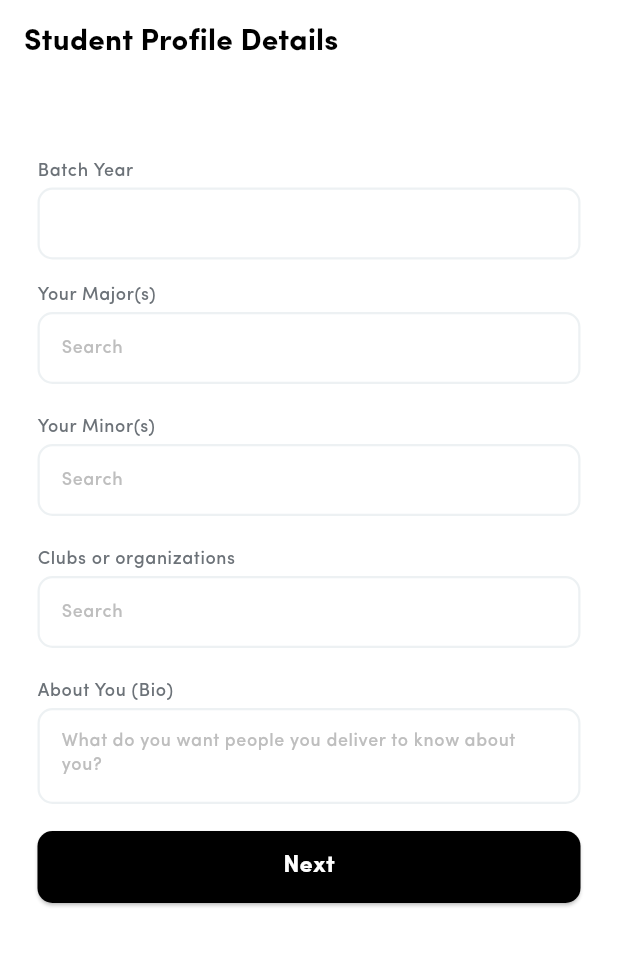
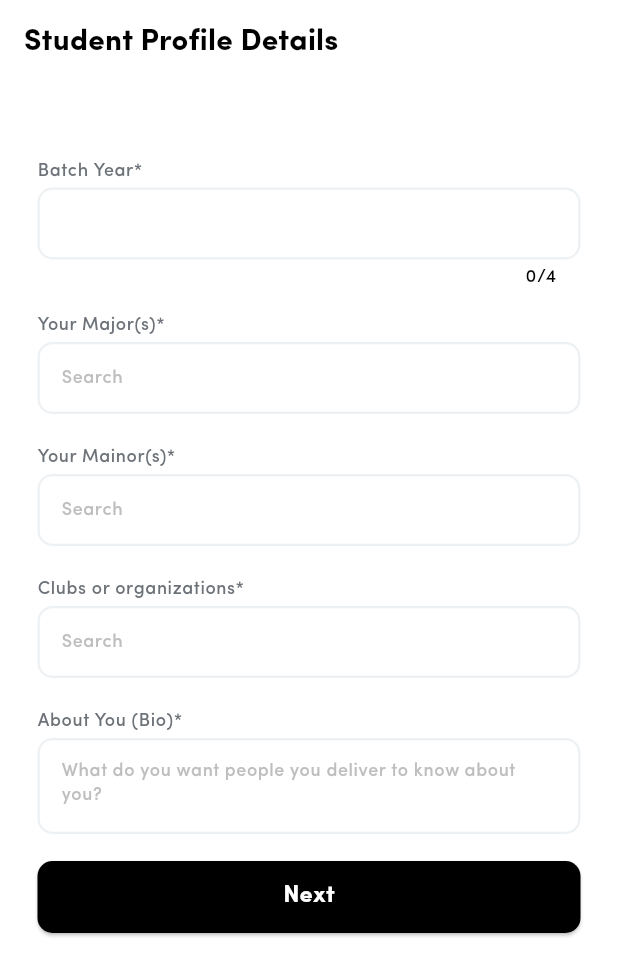
Before and after one commit to ezvent-app/campus-cravings, a Flutter app: the StudentProfileDetailsPage screen opened by its route, on a phone screen of 412 x 824 dp. Shown: the top 976 px of the screen. Run offline on Flutter 3.47's test engine with Material 3 defaults, Android fonts, the phone set to English and light mode, and no system bars; our stand-ins replace auto_route, cached_network_image, camera, file_picker, fl_chart, flutter_image_compress and 17 more; missing offline and left inert: custom_marker_builder, flutter_polyline_points, flutter_stripe, otp_pin_field; accounts and stored records are empty; generated files the repository leaves out were written again; network calls fail; project files that could hold a hidden picture were left out.

Commit message:
Update input field labels for clarity and validation in profile forms

```diff
--- a/lib/src/ui/pages/delivery_man_profile/profile_form_page.dart
+++ b/lib/src/ui/pages/delivery_man_profile/profile_form_page.dart
@@ -222,7 +222,7 @@ class _ProfileFormPageState extends ConsumerState<ProfileFormPage> {
                           textInputAction: TextInputAction.next,
                           label:
                               widget.newUser
-                                  ? locale.enterFirstName
+                                  ? 'Enter First Name*'
                                   : locale.firstName,
                           initialValue: signUpState['firstName'],
                           onChanged: (value) {
@@ -237,7 +237,7 @@ class _ProfileFormPageState extends ConsumerState<ProfileFormPage> {
                           textInputAction: TextInputAction.next,
                           label:
                               widget.newUser
-                                  ? locale.enterLastName
+                                  ? "Enter Last Name*"
                                   : locale.lastName,
                           initialValue: signUpState['lastName'],
                           onChanged: (value) {
@@ -253,7 +253,7 @@ class _ProfileFormPageState extends ConsumerState<ProfileFormPage> {
                           textInputType: TextInputType.number,
                           label:
                               widget.newUser
-                                  ? locale.enterPhoneNumber
+                                  ? "Enter Phone Number*"
                                   : locale.phoneNumber,
                           initialValue: signUpState['phoneNumber'],
                           onChanged: (value) {
--- a/lib/src/ui/pages/main/tabs/profile/pages/profile_form/student_profile_details_page.dart
+++ b/lib/src/ui/pages/main/tabs/profile/pages/profile_form/student_profile_details_page.dart
@@ -102,7 +102,12 @@ class _StudentProfileDetailsPageState
             CustomTextField(
               textInputAction: TextInputAction.next,
               textInputType: TextInputType.number,
-              label: locale.batchYear,
+              maxLength: 4,
+              inputFormatters: [
+                FilteringTextInputFormatter.digitsOnly,
+                LengthLimitingTextInputFormatter(4),
+              ],
+              label: "Batch Year*",
               onChanged: (value) {
                 if (value.isNotEmpty) {
                   ref.read(studentProfileProvider.notifier).state["batchYear"] =
@@ -115,7 +120,7 @@ class _StudentProfileDetailsPageState
               controller: _majorController,
               focusNode: _majorFocusNode,
               hintText: locale.search,
-              label: locale.yourMajors,
+              label: "Your Major(s)*",
             ),
             height(5),
             ChipWrapWidget(
@@ -130,7 +135,7 @@ class _StudentProfileDetailsPageState
               controller: _minorController,
               focusNode: _minorFocusNode,
               hintText: locale.search,
-              label: locale.yourMinors,
+              label: "Your Mainor(s)*",
             ),
             height(5),
             ChipWrapWidget(
@@ -145,7 +150,7 @@ class _StudentProfileDetailsPageState
               controller: _clubController,
               focusNode: _clubFocusNode,
               hintText: locale.search,
-              label: locale.clubOrganizations,
+              label: "Clubs or organizations*",
             ),
             height(5),
             ChipWrapWidget(
@@ -158,7 +163,7 @@ class _StudentProfileDetailsPageState
             height(16),
             CustomTextField(
               hintText: locale.whatDoYouWantKnowAboutYou,
-              label: locale.aboutYou,
+              label: "About You (Bio)*",
               maxLines: 2,
               onChanged: (value) {
                 if (value.isNotEmpty) {
@@ -178,9 +183,24 @@ class _StudentProfileDetailsPageState
                 final clubs = ref.read(clubsProvider);
 
                 if (batchYear.isEmpty) {
-                  showToast("Please Enter Batch Year.", context: context);
+                  showToast("Please enter batch year.", context: context);
                   return;
                 }
+
+                final parsedYear = int.tryParse(batchYear);
+                final currentYear = DateTime.now().year;
+
+                if (parsedYear == null ||
+                    batchYear.length != 4 ||
+                    parsedYear < 1950 ||
+                    parsedYear > currentYear) {
+                  showToast(
+                    "Please enter a valid batch year (1950–$currentYear).",
+                    context: context,
+                  );
+                  return;
+                }
+
                 if (majors.isEmpty) {
                   showToast(
                     "Please Enter Major and press done to save.",
```
Also changed, not shown: lib/src/ui/pages/main/tabs/profile/widgets/profile_group_button.dart (+4 -5 lines).
